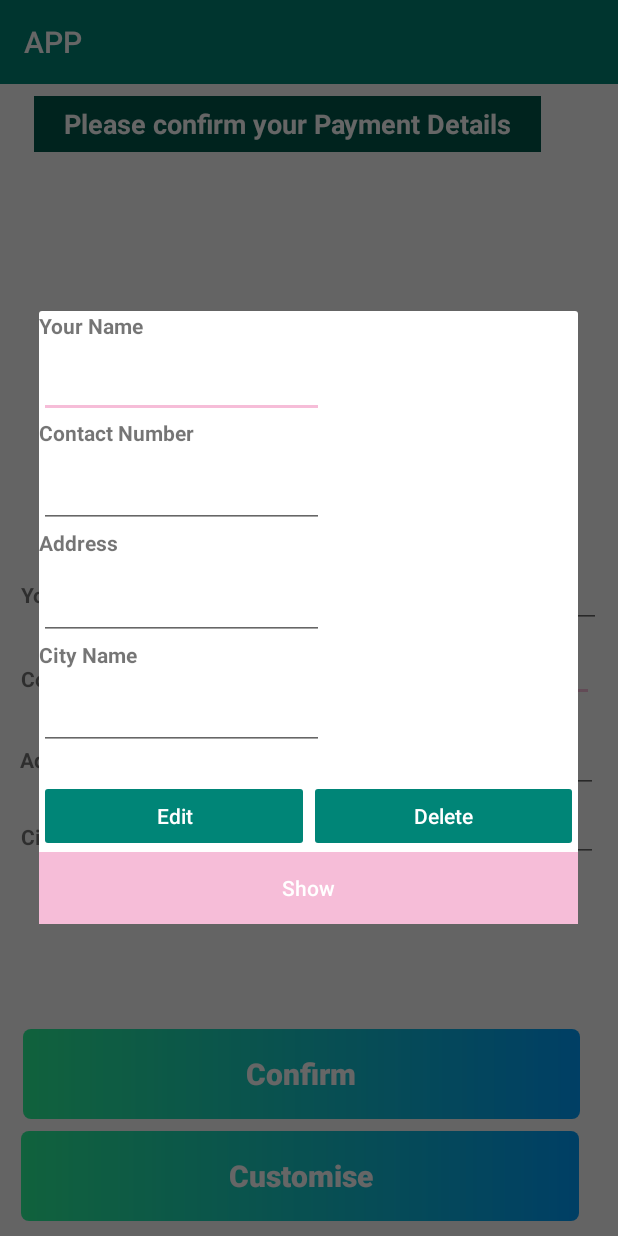
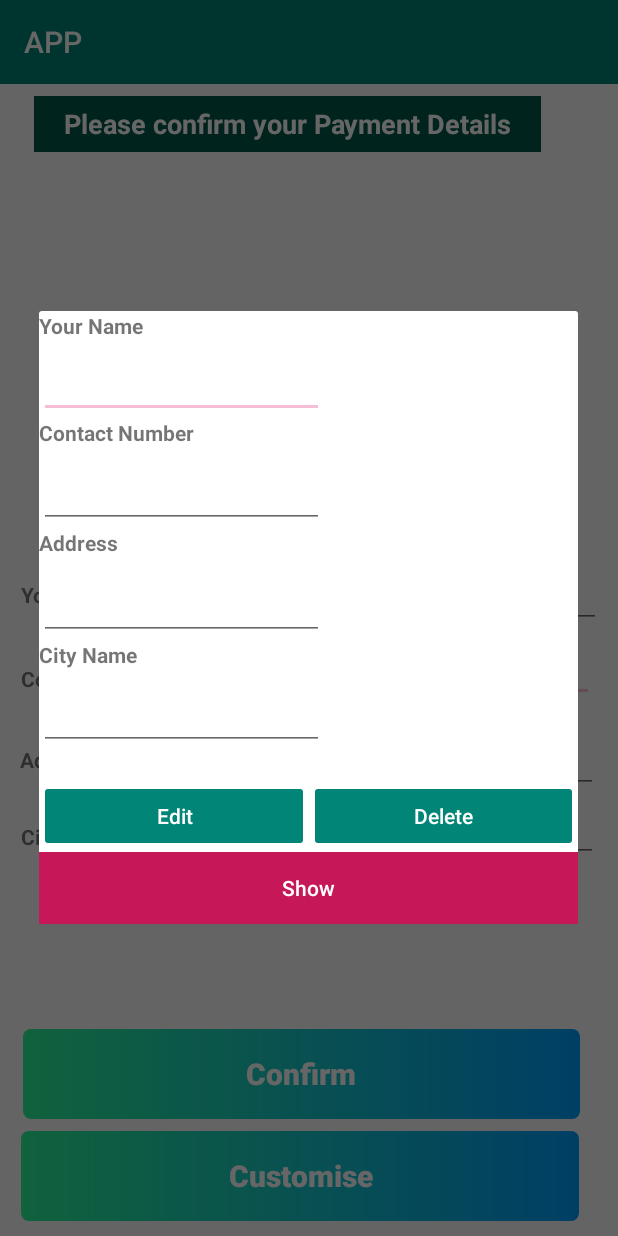
Before and after one commit to vidushaNasome/APP, an Android app: the CashDelivery screen opened directly, with no data from a screen before it, after a tap on "Customise", on a phone screen of 412 x 824 dp. Run offline under Robolectric (Android 15) with nearby library versions, the light colour scheme and no system bars; our stand-ins replace Firebase (no records; nobody signed in at launch, a user with empty details on screens opened directly).

Commit message:
payment1

```diff
--- a/app/src/main/res/layout/update_dialog.xml
+++ b/app/src/main/res/layout/update_dialog.xml
@@ -85,7 +85,7 @@
 
     <Button
         android:id="@+id/btnShow"
-        android:background="@color/colorAccent"
+        android:background="@color/colorAcc"
         android:textColor="#ffffff"
         android:textAllCaps="false"
         android:textSize="14sp"
```
